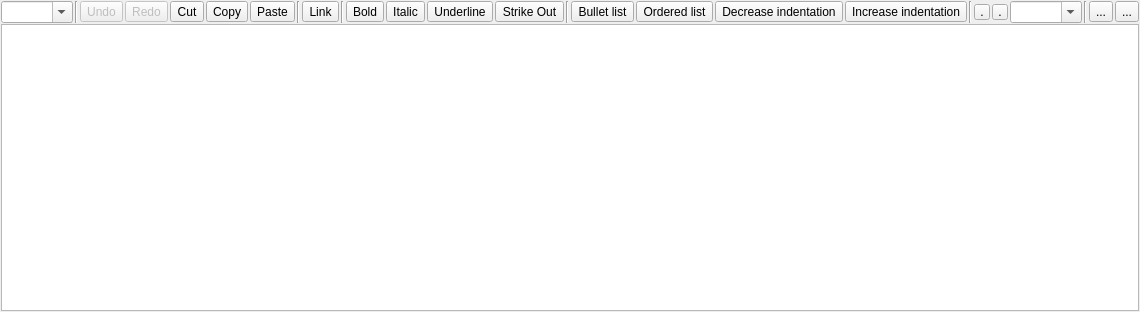
Above: TextEditor/mrichtextedit.ui from qmfkdldks/Moracano before the change. Below: the same form after it.
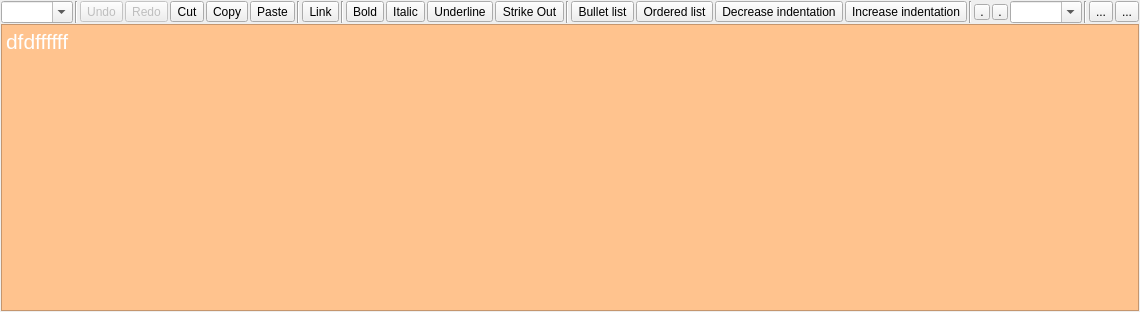
That is the form after the change. Icons and pictures are not drawn. Custom widgets are drawn as their Qt base class.

Patch:
```diff
--- a/TextEditor/mrichtextedit.ui
+++ b/TextEditor/mrichtextedit.ui
@@ -571,12 +571,24 @@
    </item>
    <item>
     <widget class="MTextEdit" name="f_textedit">
+     <property name="styleSheet">
+      <string notr="true">font: 16pt &quot;Meiryo&quot;;
+color:rgb(255, 255, 255);
+background-color: rgb(255, 195, 142);</string>
+     </property>
      <property name="autoFormatting">
       <set>QTextEdit::AutoNone</set>
      </property>
      <property name="tabChangesFocus">
       <bool>true</bool>
      </property>
+     <property name="html">
+      <string>&lt;!DOCTYPE HTML PUBLIC &quot;-//W3C//DTD HTML 4.0//EN&quot; &quot;http://www.w3.org/TR/REC-html40/strict.dtd&quot;&gt;
+&lt;html&gt;&lt;head&gt;&lt;meta name=&quot;qrichtext&quot; content=&quot;1&quot; /&gt;&lt;style type=&quot;text/css&quot;&gt;
+p, li { white-space: pre-wrap; }
+&lt;/style&gt;&lt;/head&gt;&lt;body style=&quot; font-family:'Meiryo'; font-size:16pt; font-weight:400; font-style:normal;&quot;&gt;
+&lt;p style=&quot; margin-top:0px; margin-bottom:0px; margin-left:0px; margin-right:0px; -qt-block-indent:0; text-indent:0px;&quot;&gt;dfdffffff&lt;/p&gt;&lt;/body&gt;&lt;/html&gt;</string>
+     </property>
     </widget>
    </item>
   </layout>
```
Left out of the diff: 33 changed lines with no effect on the pictures.
